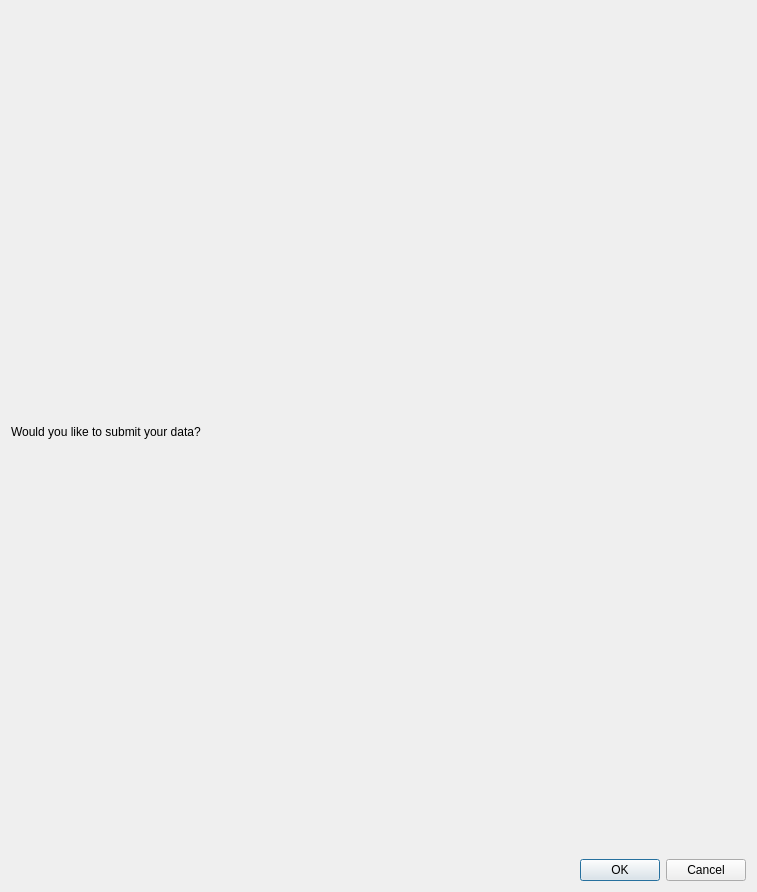
The window that frontend/PostDialog.ui (YCP-Rev-Metrix/BallSpinner-Controller-v2) describes before a commit, drawn with Qt 5.
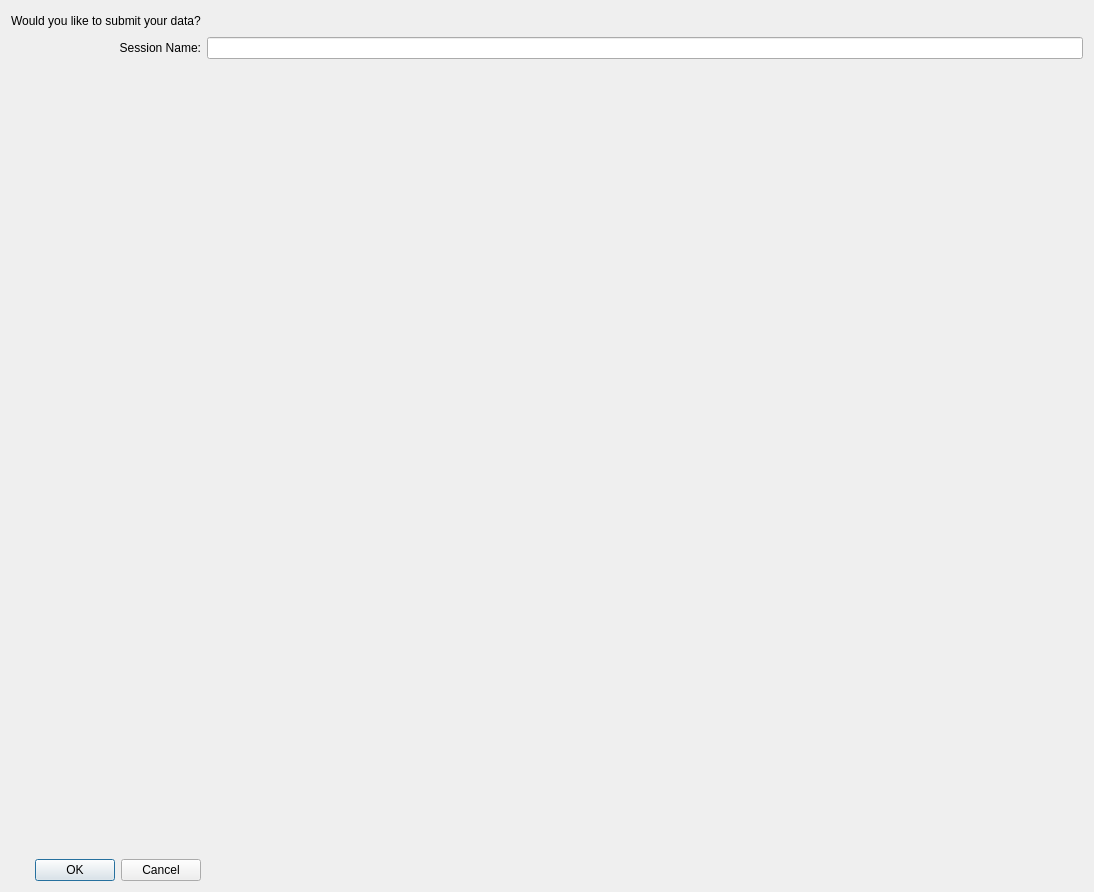
The same window after the commit.

Commit message: text input in Save

```diff
--- a/frontend/PostDialog.ui
+++ b/frontend/PostDialog.ui
@@ -6,22 +6,31 @@
    <rect>
     <x>0</x>
     <y>0</y>
-    <width>757</width>
+    <width>1094</width>
     <height>892</height>
    </rect>
   </property>
   <property name="windowTitle">
    <string>Dialog</string>
   </property>
-  <layout class="QVBoxLayout" name="verticalLayout">
-   <item>
-    <widget class="QLabel" name="label">
-     <property name="text">
-      <string>Would you like to submit your data?</string>
+  <layout class="QGridLayout" name="gridLayout">
+   <item row="1" column="2">
+    <widget class="QLineEdit" name="txtSessionName"/>
+   </item>
+   <item row="0" column="2">
+    <spacer name="horizontalSpacer">
+     <property name="orientation">
+      <enum>Qt::Horizontal</enum>
      </property>
-    </widget>
+     <property name="sizeHint" stdset="0">
+      <size>
+       <width>836</width>
+       <height>20</height>
+      </size>
+     </property>
+    </spacer>
    </item>
-   <item>
+   <item row="3" column="0" colspan="2">
     <widget class="QDialogButtonBox" name="buttonBox">
      <property name="orientation">
       <enum>Qt::Horizontal</enum>
@@ -31,6 +40,36 @@
      </property>
     </widget>
    </item>
+   <item row="0" column="0" colspan="2">
+    <widget class="QLabel" name="label">
+     <property name="text">
+      <string>Would you like to submit your data?</string>
+     </property>
+    </widget>
+   </item>
+   <item row="2" column="0">
+    <spacer name="verticalSpacer">
+     <property name="orientation">
+      <enum>Qt::Vertical</enum>
+     </property>
+     <property name="sizeHint" stdset="0">
+      <size>
+       <width>20</width>
+       <height>40</height>
+      </size>
+     </property>
+    </spacer>
+   </item>
+   <item row="1" column="0" colspan="2">
+    <widget class="QLabel" name="label_2">
+     <property name="text">
+      <string>Session Name:</string>
+     </property>
+     <property name="alignment">
+      <set>Qt::AlignRight|Qt::AlignTrailing|Qt::AlignVCenter</set>
+     </property>
+    </widget>
+   </item>
   </layout>
  </widget>
  <resources/>
```
The commit also changes 2 other files.
